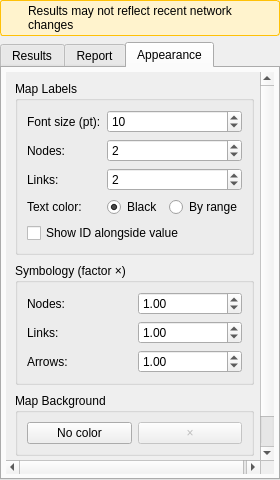
Qt form ui/analysis/qgisred_results_dock.ui (qgisred/QGISRed) before a commit.
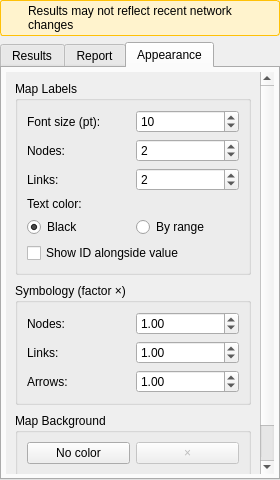
The same form after that commit. The open tabs and pages were chosen to show the change.

Commit message: Results: Respect min width

Patch:
```diff
--- a/ui/analysis/qgisred_results_dock.ui
+++ b/ui/analysis/qgisred_results_dock.ui
@@ -1124,14 +1124,14 @@
                  </property>
                 </widget>
                </item>
-               <item row="3" column="0">
+               <item row="3" column="0" colspan="2">
                 <widget class="QLabel" name="lbColorText">
                  <property name="text">
                   <string>Text color:</string>
                  </property>
                 </widget>
                </item>
-               <item row="3" column="1">
+               <item row="4" column="0" colspan="2">
                 <layout class="QHBoxLayout" name="horizontalLayout_colorRadios">
                  <item>
                   <widget class="QRadioButton" name="rbColorBlack">
@@ -1152,7 +1152,7 @@
                  </item>
                 </layout>
                </item>
-               <item row="4" column="0" colspan="2">
+               <item row="5" column="0" colspan="2">
                 <widget class="QCheckBox" name="cbShowId">
                  <property name="text">
                   <string>Show ID alongside value</string>
```
